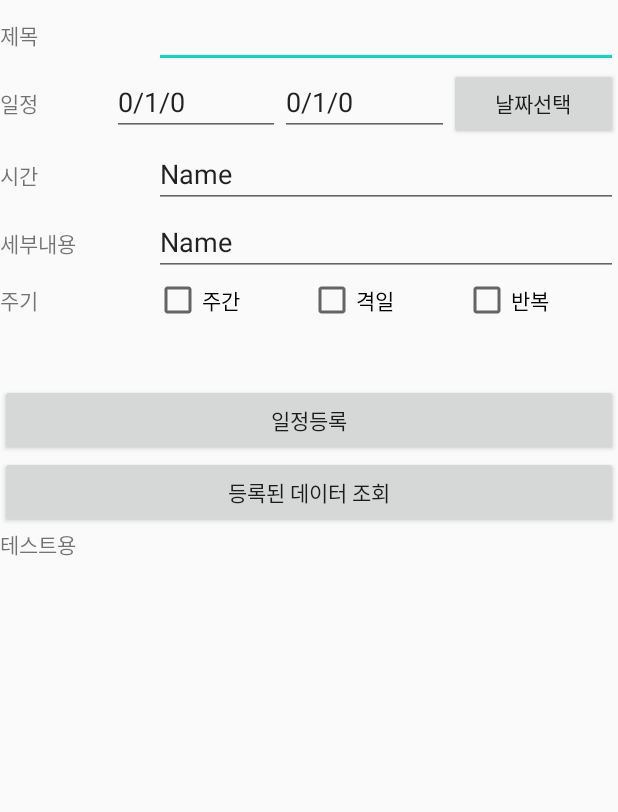
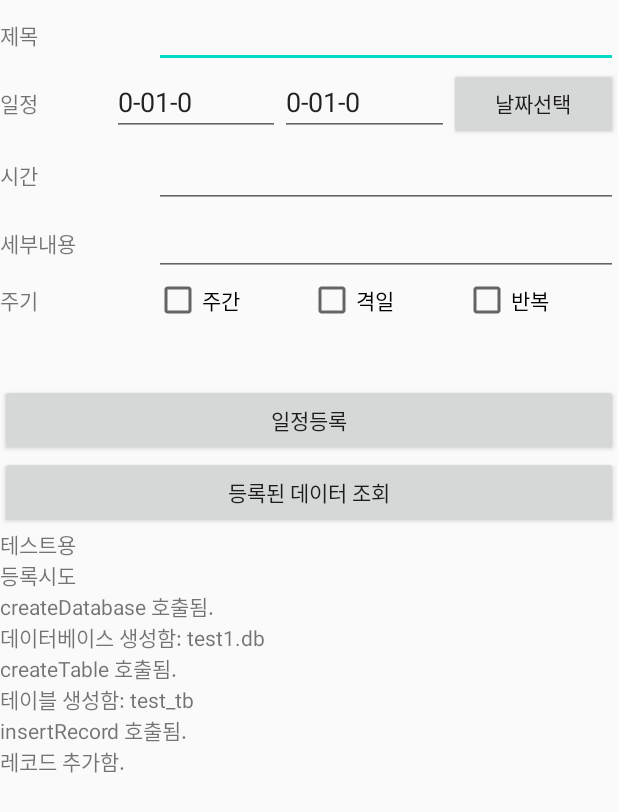
Before and after one commit to whgusqls007/androidterm2020, an Android app: the ScheduleRegistrationActivity screen opened directly, with no data from a screen before it, after a tap on "일정등록", on a phone screen of 412 x 824 dp. Shown: the top 812 px of the screen. Run offline under Robolectric (Android 15) with nearby library versions, the phone set to English and light mode, and no system bars.

Commit message:
DB 기초적인 부분 구현
화면상에서 테스트진행...

```diff
--- a/app/src/main/java/com/example/androidterm2020/DBHelper.java
+++ b/app/src/main/java/com/example/androidterm2020/DBHelper.java
@@ -6,7 +6,7 @@ import android.database.sqlite.SQLiteOpenHelper;
 import android.util.Log;
 
 public class DBHelper extends SQLiteOpenHelper {
-    public static String DB_NAME = "test.db"; // 임시 테스트용 db이고 추후 최종단계에서 이름변경예정.
+    public static String DB_NAME = "test1.db"; // 임시 테스트용 db이고 추후 최종단계에서 이름변경예정.
     public static int VERSION = 1;
     public static String TB_NAME = "temp_tb"; // 임시 테스트용 테이블 이름이고 추후 최종단계에서 이름변경예정.
 
--- a/app/src/main/java/com/example/androidterm2020/ScheduleRegistrationActivity.java
+++ b/app/src/main/java/com/example/androidterm2020/ScheduleRegistrationActivity.java
@@ -19,13 +19,13 @@ public class ScheduleRegistrationActivity extends AppCompatActivity {
     EditText scheduleStrDate;
     EditText scheduleEndDate;
     EditText schedule_time;
-    EditText detail;
-    int period;
+    EditText details;
+    int period = 1; // 나중에 checkbox와 연동되도록 코드를 추가해주자.
     TextView testLog;
 
     DBHelper dbHelper;
     SQLiteDatabase database;
-    String dbName = "test.db";
+    String dbName = "test1.db";
     String tableName = "test_tb";
 
     @SuppressLint("SetTextI18n")
@@ -38,10 +38,24 @@ public class ScheduleRegistrationActivity extends AppCompatActivity {
         int year1 = intent.getIntExtra("Y", 0);
         int month1 = intent.getIntExtra("M", 0);
         int date1 = intent.getIntExtra("D", 0);
-        TextView textView = (TextView) findViewById(R.id.scheduleStrDate);
-        TextView textView2 = (TextView) findViewById(R.id.scheduleEndDate);
-        textView.setText(year1 + "/" + (month1 + 1) + "/" + date1);
-        textView2.setText(year1 + "/" + (month1 + 1) + "/" + date1);
+        TextView textView = (TextView) findViewById(R.id.editScheduleStrDate);
+        TextView textView2 = (TextView) findViewById(R.id.editScheduleEndDate);
+
+        if (month1 >= 9) {
+            textView.setText(year1 + "-" + (month1 + 1) + "-" + date1);
+            textView2.setText(year1 + "-" + (month1 + 1) + "-" + date1);
+        }
+        else {
+            textView.setText(year1 + "-" + "0" + (month1 + 1) + "-" + date1);
+            textView2.setText(year1 + "-" + "0" + (month1 + 1) + "-" + date1);
+        }
+
+        title = (EditText) findViewById(R.id.editTitle);
+        scheduleStrDate = (EditText) findViewById(R.id.editScheduleStrDate);
+        scheduleEndDate = (EditText) findViewById(R.id.editScheduleEndDate);
+        schedule_time = (EditText) findViewById(R.id.editTime);
+        details = (EditText) findViewById(R.id.editDetails);
+        testLog = (TextView) findViewById(R.id.logTxt);
         Button button = (Button) findViewById(R.id.aa);
         button.setOnClickListener(new View.OnClickListener() {
             @Override
@@ -51,14 +65,26 @@ public class ScheduleRegistrationActivity extends AppCompatActivity {
             }
         });
 
-        Button registrationBtn = (Button) findViewById(R.id.registrationBtn);
+        Button registrationBtn = (Button) findViewById(R.id.regBtn);
         registrationBtn.setOnClickListener(new View.OnClickListener() {
             @Override
             public void onClick(View v) {
                 // 나중에 메인으로 돌아가능 기능도 추가해야함. 테스트용으로 일단 작성.
                 // DB도 일단 텍스트 테이터 등록하는 것만 일단 구현. 추후 체크박스와 연동해서 데이터가 설정되도록 변경예정.
+                println("등록시도");
                 createDatabase();
                 createTable(tableName);
+                insertRecord(); // 문제의 코드.
+            }
+        });
+
+        Button selectBtn = (Button) findViewById(R.id.selectBtn);
+        selectBtn.setOnClickListener(new View.OnClickListener() {
+            @Override
+            public void onClick(View v) {
+                    // 입력한 데이터 출력해준다.
+                    println("출력시도");
+                    selectQuery(); // 문제의 코드.
             }
         });
     }
@@ -70,26 +96,40 @@ public class ScheduleRegistrationActivity extends AppCompatActivity {
             int year2 = data.getIntExtra("Y2", 0);
             int month2 = data.getIntExtra("M2", 0);
             int date2 = data.getIntExtra("D2", 0);
-            TextView textView = (TextView)findViewById(R.id.editText4);
-            textView.setText(year2 + "/" + (month2 + 1) + "/" + date2);
+            TextView textView = (TextView)findViewById(R.id.editScheduleEndDate);
+            if(month2 >= 9) {
+                textView.setText(year2 + "-" + (month2 + 1) + "-" + date2);
+            }
+            else {
+                textView.setText(year2 + "-" + "0" + (month2 + 1) + "-" + date2);
+            }
         }
     }
 
-    public void executeQuery() {
-        println("executeQuery 호출됨.");
+    public void selectQuery() {
+        println("selectQuery 호출됨.");
 
-        Cursor cursor = database.rawQuery("select * from emp", null);
+        Cursor cursor = database.rawQuery("select * from " + tableName, null);
         int recordCount = cursor.getCount();
         println("레코드 개수: " + recordCount);
 
         for(int i = 0; i < recordCount; ++i) {
             cursor.moveToNext();
-            int id = cursor.getInt(0);
-            String name = cursor.getString(1);
-            int age = cursor.getInt(2);
-            String mobile = cursor.getString(3);
 
-            println("레코드#" + i + " : " + id + ", " + name + ", " + age + ", " + mobile);
+            String title = cursor.getString(0);
+            String scheduleStrDate = cursor.getString(1);
+            String scheduleEndDate = cursor.getString(2);
+            String schedule_time = cursor.getString(3);
+            String detail = cursor.getString(4);
+            int period = cursor.getInt(5);
+
+            println("레코드#" + i + " : "
+                    + title + ", "
+                    + scheduleStrDate + ", "
+                    + scheduleEndDate + ", "
+                    + schedule_time + ", "
+                    + detail + ", "
+                    + period);
         }
         cursor.close();
     }
@@ -116,8 +156,8 @@ public class ScheduleRegistrationActivity extends AppCompatActivity {
                 + " str_date date, "
                 + " end_date date, "
                 + " schedule_time time, "
-                + " detail text, "
-                + " period integer)");
+                + " details text, "
+                + " sch_period integer)");
 
         println("테이블 생성함: " + name);
     }
@@ -135,10 +175,18 @@ public class ScheduleRegistrationActivity extends AppCompatActivity {
             return;
         }
 
-        database.execSQL("insert into " + tableName
-                + "(name, age, mobile) "
+        String sql = "insert into " + tableName
+                + " (title, str_date, end_date, schedule_time,  details, sch_period) "
                 + " values "
-                + "('John', 20, '010-1000-1000')");
+                + "(" + "'" + title.getText().toString() + "'" + ", "
+                + "'" + scheduleStrDate.getText().toString() + "'" + ", "
+                + "'" + scheduleEndDate.getText().toString() + "'" + ", "
+                + "'" + schedule_time.getText().toString() + "'" + ", "
+                + "'" + details.getText().toString() + "'" + ", "
+                + period + ")";
+
+
+        database.execSQL(sql);
 
         println("레코드 추가함.");
     }
--- a/app/src/main/res/layout/schedule_registeration_activity.xml
+++ b/app/src/main/res/layout/schedule_registeration_activity.xml
@@ -17,7 +17,7 @@
             android:text="제목" />
 
         <EditText
-            android:id="@+id/title"
+            android:id="@+id/editTitle"
             android:layout_width="0dp"
             android:layout_height="wrap_content"
             android:layout_weight="3"
@@ -39,7 +39,7 @@
             android:text="일정" />
 
         <EditText
-            android:id="@+id/scheduleStrDate"
+            android:id="@+id/editScheduleStrDate"
             android:layout_width="0dp"
             android:layout_height="wrap_content"
             android:layout_weight="3"
@@ -48,13 +48,13 @@
             android:text="" />
 
         <EditText
-            android:id="@+id/scheduleEndDate"
+            android:id="@+id/editScheduleEndDate"
             android:layout_width="0dp"
             android:layout_height="wrap_content"
             android:layout_weight="3"
             android:ems="10"
             android:inputType="textPersonName"
-            android:text="Name" />
+            android:text="" />
 
         <Button
             android:id="@+id/aa"
@@ -80,13 +80,13 @@
             android:text="시간" />
 
         <EditText
-            android:id="@+id/editText5"
+            android:id="@+id/editTime"
             android:layout_width="0dp"
             android:layout_height="wrap_content"
             android:layout_weight="3"
             android:ems="10"
             android:inputType="textPersonName"
-            android:text="Name" />
+            android:text="" />
     </LinearLayout>
 
     <LinearLayout
@@ -102,13 +102,13 @@
             android:text="세부내용" />
 
         <EditText
-            android:id="@+id/editText6"
+            android:id="@+id/editDetails"
             android:layout_width="0dp"
             android:layout_height="wrap_content"
             android:layout_weight="3"
             android:ems="10"
             android:inputType="textPersonName"
-            android:text="Name" />
+            android:text="" />
     </LinearLayout>
 
     <LinearLayout
@@ -147,7 +147,7 @@
     </LinearLayout>
 
     <Button
-        android:id="@+id/registrationBtn"
+        android:id="@+id/regBtn"
         android:layout_width="match_parent"
         android:layout_height="wrap_content"
         android:layout_marginTop="40dp"
```
